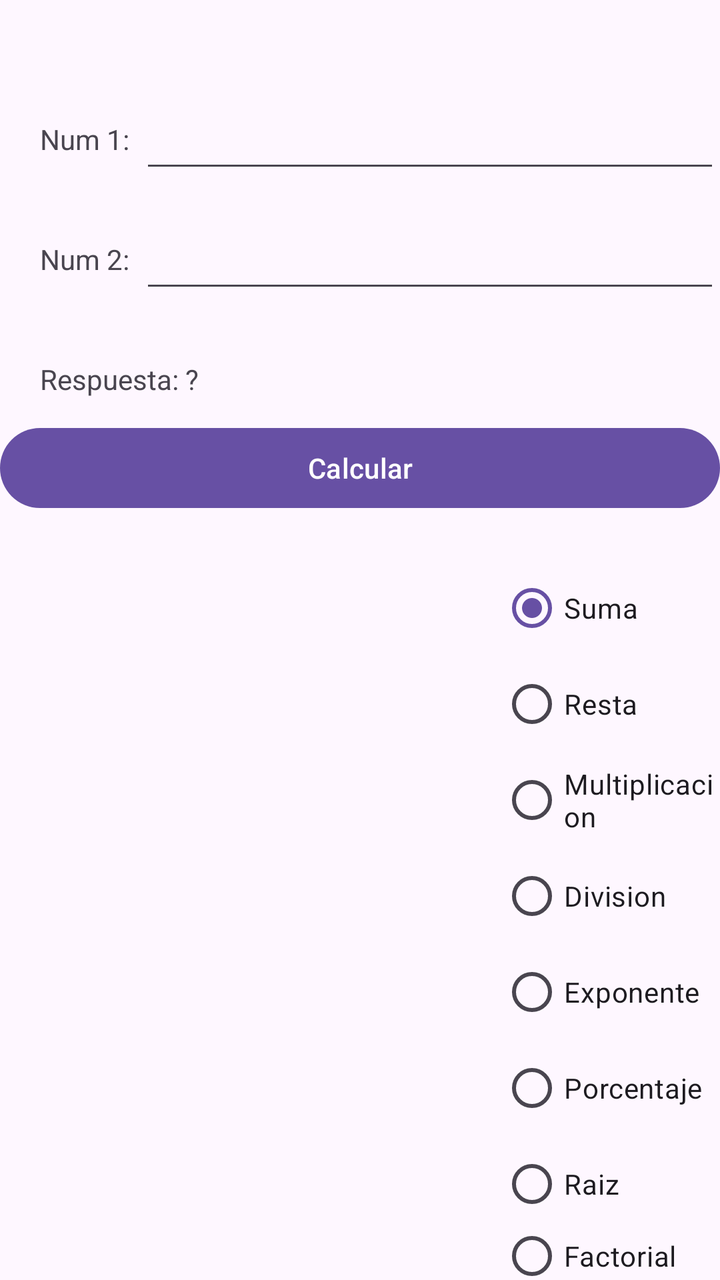
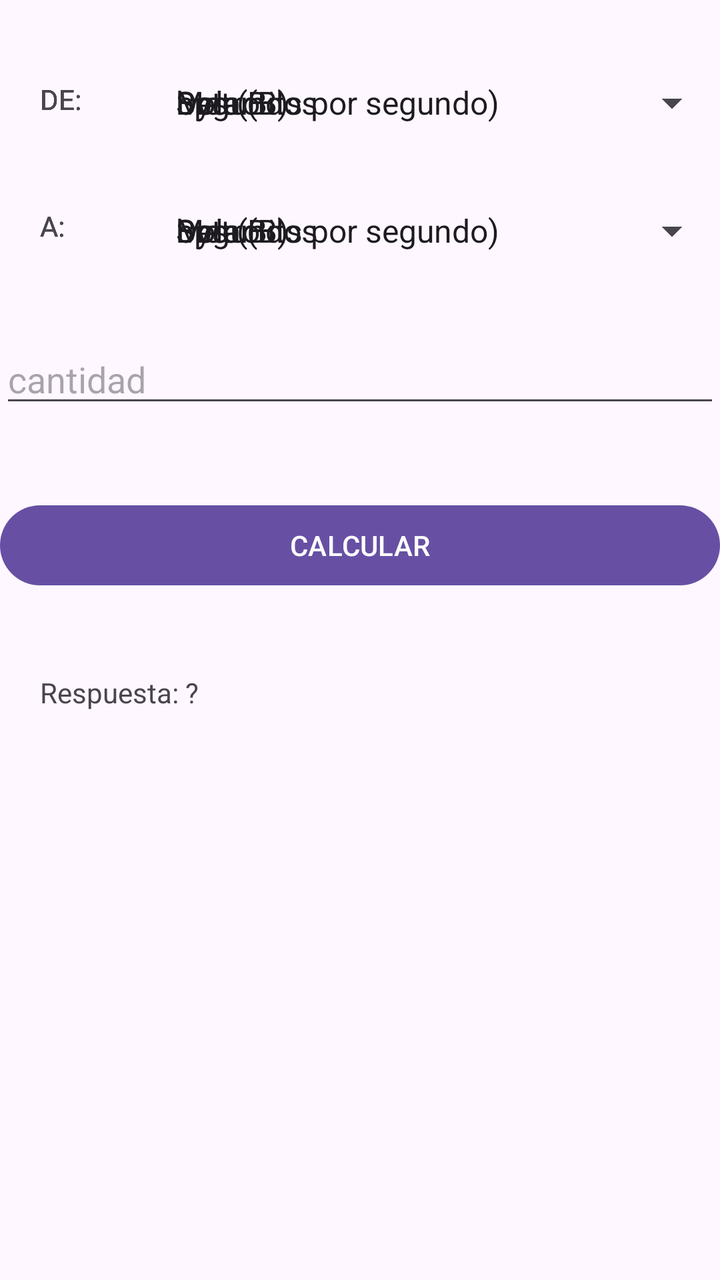

Screens rendered from an Android XML layout before and after an edit, with the pre-edit source and the edit as a unified diff.
<!-- AndroidManifest.xml: application theme Theme.MiPrimeraAplicacion -->
<!-- res/layout/activity_main.xml -->
<?xml version="1.0" encoding="utf-8"?>
<RelativeLayout xmlns:android="http://schemas.android.com/apk/res/android"
    xmlns:app="http://schemas.android.com/apk/res-auto"
    xmlns:tools="http://schemas.android.com/tools"
    android:id="@+id/main"
    android:layout_width="match_parent"
    android:layout_height="match_parent"
    tools:context=".MainActivity">

    <TextView
        android:id="@+id/lblNum1"
        android:layout_marginTop="60dp"
        android:layout_marginLeft="20dp"
        android:text="Num 1: "
        android:layout_width="wrap_content"
        android:layout_height="wrap_content"/>

    <EditText
        android:id="@+id/txtNum1"
        android:layout_marginTop="50dp"
        android:layout_marginLeft="70dp"
        android:layout_width="match_parent"
        android:layout_height="wrap_content"/>

    <TextView
        android:id="@+id/lblRespuesta"
        android:text="Respuesta: ? "
        android:layout_marginTop="180dp"
        android:layout_marginLeft="20dp"
        android:layout_width="wrap_content"
        android:layout_height="wrap_content"/>


    <RadioGroup
        android:id="@+id/rgoOpciones"
        android:layout_width="wrap_content"
        android:layout_height="wrap_content"
        android:layout_marginLeft="250dp"
        android:layout_marginTop="280dp">

        <RadioButton
            android:id="@+id/optSuma"
            android:layout_width="wrap_content"
            android:layout_height="wrap_content"
            android:checked="true"
            android:text="Suma" />

        <RadioButton
            android:id="@+id/optResta"
            android:layout_width="wrap_content"
            android:layout_height="wrap_content"
            android:text="Resta" />

        <RadioButton
            android:id="@+id/optMultiplicacion"
            android:layout_width="wrap_content"
            android:layout_height="wrap_content"
            android:text="Multiplicacion" />

        <RadioButton
            android:id="@+id/optDivision"
            android:layout_width="wrap_content"
            android:layout_height="wrap_content"
            android:text="Division" />

        <RadioButton
            android:id="@+id/optExponente"
            android:text="Exponente"
            android:layout_width="wrap_content"
            android:layout_height="wrap_content"/>

        <RadioButton
            android:id="@+id/optPorcentaje"
            android:text="Porcentaje"
            android:layout_width="wrap_content"
            android:layout_height="wrap_content"/>

        <RadioButton
            android:id="@+id/optRaiz"
            android:text="Raiz"
            android:layout_width="wrap_content"
            android:layout_height="wrap_content"/>

        <RadioButton
            android:id="@+id/optFactorial"
            android:text="Factorial"
            android:layout_width="wrap_content"
            android:layout_height="wrap_content"/>

        <RadioButton
            android:id="@+id/optCubica"
            android:layout_width="wrap_content"
            android:layout_height="wrap_content"
            android:text="Cubica" />
    </RadioGroup>


    <Button
        android:id="@+id/btnCalcular"
        android:layout_marginTop="210dp"
        android:text="Calcular"
        android:layout_width="match_parent"
        android:layout_height="wrap_content"/>

    <TextView
        android:id="@+id/lblNum2"
        android:layout_marginTop="120dp"
        android:layout_marginLeft="20dp"
        android:text="Num 2: "
        android:layout_width="wrap_content"
        android:layout_height="wrap_content"/>

    <EditText
        android:id="@+id/txtNum2"
        android:layout_marginTop="110dp"
        android:layout_marginLeft="70dp"
        android:layout_width="match_parent"
        android:layout_height="wrap_content"/>
</RelativeLayout>
<!-- resources referenced by this layout -->
<resources>
  <style name="Theme.MiPrimeraAplicacion" parent="Base.Theme.MiPrimeraAplicacion" />
  <style name="Base.Theme.MiPrimeraAplicacion" parent="Theme.Material3.DayNight.NoActionBar">
          
          
      </style>
</resources>

<!-- the commit's change to res/layout/activity_main.xml (unified diff, before → after) -->
@@ -1,5 +1,6 @@
 <?xml version="1.0" encoding="utf-8"?>
-<RelativeLayout xmlns:android="http://schemas.android.com/apk/res/android"
+<RelativeLayout
+    xmlns:android="http://schemas.android.com/apk/res/android"
     xmlns:app="http://schemas.android.com/apk/res-auto"
     xmlns:tools="http://schemas.android.com/tools"
     android:id="@+id/main"
@@ -7,113 +8,262 @@
     android:layout_height="match_parent"
     tools:context=".MainActivity">
 
-    <TextView
-        android:id="@+id/lblNum1"
-        android:layout_marginTop="60dp"
-        android:layout_marginLeft="20dp"
-        android:text="Num 1: "
-        android:layout_width="wrap_content"
-        android:layout_height="wrap_content"/>
-
+    <TabHost
+        android:id="@+id/tbhConversor"
+        android:layout_width="match_parent"
+        android:layout_height="wrap_content">
+
+        <LinearLayout
+            android:layout_width="match_parent"
+            android:layout_height="match_parent"
+            android:orientation="vertical">
+
+            <TabWidget
+                android:id="@android:id/tabs"
+                android:layout_width="match_parent"
+                android:layout_height="wrap_content" />
+
+            <FrameLayout
+                android:id="@android:id/tabcontent"
+                android:layout_width="match_parent"
+                android:layout_height="match_parent">
+
+                <RelativeLayout
+                    android:id="@+id/tabMoneda"
+                    android:layout_width="match_parent"
+                    android:layout_height="match_parent"
+                    android:orientation="vertical">
+
+                    <TextView
+                        android:id="@+id/lblDeMonedas"
+                        android:text="DE: "
+                        android:layout_marginTop="40dp"
+                        android:layout_marginLeft="20dp"
+                        android:layout_width="wrap_content"
+                        android:layout_height="wrap_content" />
+
+                    <Spinner
+                        android:entries="@array/moneda"
+                        android:id="@+id/spnDeMonedas"
+                        android:layout_below="@id/lblDeMonedas"
+                        android:layout_marginLeft="80dp"
+                        android:layout_marginTop="-20dp"
+                        android:layout_width="match_parent"
+                        android:layout_height="wrap_content" />
+
+                    <TextView
+                        android:id="@+id/lblAMonedas"
+                        android:text="A: "
+                        android:layout_below="@id/spnDeMonedas"
+                        android:layout_marginTop="40dp"
+                        android:layout_marginLeft="20dp"
+                        android:layout_width="wrap_content"
+                        android:layout_height="wrap_content" />
+
+                    <Spinner
+                        android:entries="@array/moneda"
+                        android:id="@+id/spnAMonedas"
+                        android:layout_below="@id/spnDeMonedas"
+                        android:layout_marginLeft="80dp"
+                        android:layout_marginTop="40dp"
+                        android:layout_width="match_parent"
+                        android:layout_height="wrap_content" />
+                </RelativeLayout>
+
+                <RelativeLayout
+                    android:id="@+id/tabLongitud"
+                    android:layout_width="match_parent"
+                    android:layout_height="match_parent"
+                    android:orientation="vertical">
+
+                    <TextView
+                        android:id="@+id/lblDeLongitud"
+                        android:text="DE: "
+                        android:layout_marginTop="40dp"
+                        android:layout_marginLeft="20dp"
+                        android:layout_width="wrap_content"
+                        android:layout_height="wrap_content" />
+
+                    <Spinner
+                        android:entries="@array/Longitud"
+                        android:id="@+id/spnDeLongitud"
+                        android:layout_below="@id/lblDeLongitud"
+                        android:layout_marginLeft="80dp"
+                        android:layout_marginTop="-20dp"
+                        android:layout_width="match_parent"
+                        android:layout_height="wrap_content" />
+
+                    <TextView
+                        android:id="@+id/lblALongitud"
+                        android:text="A: "
+                        android:layout_below="@id/spnDeLongitud"
+                        android:layout_marginTop="40dp"
+                        android:layout_marginLeft="20dp"
+                        android:layout_width="wrap_content"
+                        android:layout_height="wrap_content" />
+
+                    <Spinner
+                        android:entries="@array/Longitud"
+                        android:id="@+id/spnALongitud"
+                        android:layout_below="@id/spnDeLongitud"
+                        android:layout_marginLeft="80dp"
+                        android:layout_marginTop="40dp"
+                        android:layout_width="match_parent"
+                        android:layout_height="wrap_content" />
+                </RelativeLayout>
+
+                <RelativeLayout
+                    android:id="@+id/tabTiempo"
+                    android:layout_width="match_parent"
+                    android:layout_height="match_parent"
+                    android:orientation="vertical">
+
+                    <TextView
+                        android:id="@+id/lblDeTiempo"
+                        android:text="DE: "
+                        android:layout_marginTop="40dp"
+                        android:layout_marginLeft="20dp"
+                        android:layout_width="wrap_content"
+                        android:layout_height="wrap_content" />
+
+                    <Spinner
+                        android:entries="@array/Tiempo"
+                        android:id="@+id/spnDeTiempo"
+                        android:layout_below="@id/lblDeTiempo"
+                        android:layout_marginLeft="80dp"
+                        android:layout_marginTop="-20dp"
+                        android:layout_width="match_parent"
+                        android:layout_height="wrap_content" />
+
+                    <TextView
+                        android:id="@+id/lblATiempo"
+                        android:text="A: "
+                        android:layout_below="@id/spnDeTiempo"
+                        android:layout_marginTop="40dp"
+                        android:layout_marginLeft="20dp"
+                        android:layout_width="wrap_content"
+                        android:layout_height="wrap_content" />
+
+                    <Spinner
+                        android:entries="@array/Tiempo"
+                        android:id="@+id/spnATiempo"
+                        android:layout_below="@id/spnDeTiempo"
+                        android:layout_marginLeft="80dp"
+                        android:layout_marginTop="40dp"
+                        android:layout_width="match_parent"
+                        android:layout_height="wrap_content" />
+                </RelativeLayout>
+
+                <RelativeLayout
+                    android:id="@+id/tabAlmacenamiento"
+                    android:layout_width="match_parent"
+                    android:layout_height="match_parent"
+                    android:orientation="vertical">
+
+                    <TextView
+                        android:id="@+id/lblDeAlmacenamiento"
+                        android:text="DE: "
+                        android:layout_marginTop="40dp"
+                        android:layout_marginLeft="20dp"
+                        android:layout_width="wrap_content"
+                        android:layout_height="wrap_content" />
+
+                    <Spinner
+                        android:entries="@array/Almacenamiento"
+                        android:id="@+id/spnDeAlmacenamiento"
+                        android:layout_below="@id/lblDeAlmacenamiento"
+                        android:layout_marginLeft="80dp"
+                        android:layout_marginTop="-20dp"
+                        android:layout_width="match_parent"
+                        android:layout_height="wrap_content" />
+
+                    <TextView
+                        android:id="@+id/lblAAlmacenamiento"
+                        android:text="A: "
+                        android:layout_below="@id/spnDeAlmacenamiento"
+                        android:layout_marginTop="40dp"
+                        android:layout_marginLeft="20dp"
+                        android:layout_width="wrap_content"
+                        android:layout_height="wrap_content" />
+
+                    <Spinner
+                        android:entries="@array/Almacenamiento"
+                        android:id="@+id/spnAAlmacenamiento"
+                        android:layout_below="@id/spnDeAlmacenamiento"
+                        android:layout_marginLeft="80dp"
+                        android:layout_marginTop="40dp"
+                        android:layout_width="match_parent"
+                        android:layout_height="wrap_content" />
+                </RelativeLayout>
+
+                <RelativeLayout
+                    android:id="@+id/tabTransferencia"
+                    android:layout_width="match_parent"
+                    android:layout_height="match_parent"
+                    android:orientation="vertical">
+
+                    <TextView
+                        android:id="@+id/lblDeTransferencia"
+                        android:text="DE: "
+                        android:layout_marginTop="40dp"
+                        android:layout_marginLeft="20dp"
+                        android:layout_width="wrap_content"
+                        android:layout_height="wrap_content" />
+
+                    <Spinner
+                        android:entries="@array/transferencia"
+                        android:id="@+id/spnDeTransferencia"
+                        android:layout_below="@id/lblDeTransferencia"
+                        android:layout_marginLeft="80dp"
+                        android:layout_marginTop="-20dp"
+                        android:layout_width="match_parent"
+                        android:layout_height="wrap_content" />
+
+                    <TextView
+                        android:id="@+id/lblATransferencia"
+                        android:text="A: "
+                        android:layout_below="@id/spnDeTransferencia"
+                        android:layout_marginTop="40dp"
+                        android:layout_marginLeft="20dp"
+                        android:layout_width="wrap_content"
+                        android:layout_height="wrap_content" />
+
+                    <Spinner
+                        android:entries="@array/transferencia"
+                        android:id="@+id/spnATransferencia"
+                        android:layout_below="@id/spnDeTransferencia"
+                        android:layout_marginLeft="80dp"
+                        android:layout_marginTop="40dp"
+                        android:layout_width="match_parent"
+                        android:layout_height="wrap_content" />
+                </RelativeLayout>
+
+            </FrameLayout>
+        </LinearLayout>
+    </TabHost>
     <EditText
-        android:id="@+id/txtNum1"
-        android:layout_marginTop="50dp"
-        android:layout_marginLeft="70dp"
+        android:id="@+id/textCantidad"
+        android:hint="cantidad"
+        android:layout_below="@id/tbhConversor"
+        android:layout_marginTop="40dp"
         android:layout_width="match_parent"
-        android:layout_height="wrap_content"/>
+        android:layout_height="wrap_content" />
+
+    <Button
+        android:id="@+id/btnCalcular"
+        android:text="CALCULAR"
+        android:layout_below="@id/textCantidad"
+        android:layout_marginTop="40dp"
+        android:layout_width="match_parent"
+        android:layout_height="wrap_content" />
 
     <TextView
         android:id="@+id/lblRespuesta"
-        android:text="Respuesta: ? "
-        android:layout_marginTop="180dp"
+        android:text="Respuesta: ?"
+        android:layout_below="@id/btnCalcular"
+        android:layout_marginTop="40dp"
         android:layout_marginLeft="20dp"
         android:layout_width="wrap_content"
-        android:layout_height="wrap_content"/>
-
-
-    <RadioGroup
-        android:id="@+id/rgoOpciones"
-        android:layout_width="wrap_content"
-        android:layout_height="wrap_content"
-        android:layout_marginLeft="250dp"
-        android:layout_marginTop="280dp">
-
-        <RadioButton
-            android:id="@+id/optSuma"
-            android:layout_width="wrap_content"
-            android:layout_height="wrap_content"
-            android:checked="true"
-            android:text="Suma" />
-
-        <RadioButton
-            android:id="@+id/optResta"
-            android:layout_width="wrap_content"
-            android:layout_height="wrap_content"
-            android:text="Resta" />
-
-        <RadioButton
-            android:id="@+id/optMultiplicacion"
-            android:layout_width="wrap_content"
-            android:layout_height="wrap_content"
-            android:text="Multiplicacion" />
-
-        <RadioButton
-            android:id="@+id/optDivision"
-            android:layout_width="wrap_content"
-            android:layout_height="wrap_content"
-            android:text="Division" />
-
-        <RadioButton
-            android:id="@+id/optExponente"
-            android:text="Exponente"
-            android:layout_width="wrap_content"
-            android:layout_height="wrap_content"/>
-
-        <RadioButton
-            android:id="@+id/optPorcentaje"
-            android:text="Porcentaje"
-            android:layout_width="wrap_content"
-            android:layout_height="wrap_content"/>
-
-        <RadioButton
-            android:id="@+id/optRaiz"
-            android:text="Raiz"
-            android:layout_width="wrap_content"
-            android:layout_height="wrap_content"/>
-
-        <RadioButton
-            android:id="@+id/optFactorial"
-            android:text="Factorial"
-            android:layout_width="wrap_content"
-            android:layout_height="wrap_content"/>
-
-        <RadioButton
-            android:id="@+id/optCubica"
-            android:layout_width="wrap_content"
-            android:layout_height="wrap_content"
-            android:text="Cubica" />
-    </RadioGroup>
-
-
-    <Button
-        android:id="@+id/btnCalcular"
-        android:layout_marginTop="210dp"
-        android:text="Calcular"
-        android:layout_width="match_parent"
-        android:layout_height="wrap_content"/>
-
-    <TextView
-        android:id="@+id/lblNum2"
-        android:layout_marginTop="120dp"
-        android:layout_marginLeft="20dp"
-        android:text="Num 2: "
-        android:layout_width="wrap_content"
-        android:layout_height="wrap_content"/>
-
-    <EditText
-        android:id="@+id/txtNum2"
-        android:layout_marginTop="110dp"
-        android:layout_marginLeft="70dp"
-        android:layout_width="match_parent"
-        android:layout_height="wrap_content"/>
+        android:layout_height="wrap_content" />
+
 </RelativeLayout>
<!-- resource entries referenced after the edit -->
@@ -1,5 +1,48 @@
 <!-- resources referenced by this layout -->
 <resources>
+  <string-array name="Almacenamiento">
+          <item>Byte (B)</item>
+          <item>Kilobyte (KB)</item>
+          <item>Megabyte (MB)</item>
+          <item>Gigabyte (GB)</item>
+          <item>Terabyte (TB)</item>
+          <item>Petabyte (PB)</item>
+      </string-array>
+  <string-array name="Longitud">
+          <item>Metro</item>
+          <item>Kilómetro</item>
+          <item>Centímetro</item>
+          <item>Milímetro</item>
+          <item>Pulgada</item>
+          <item>Pie</item>
+          <item>Yarda</item>
+          <item>Milla</item>
+      </string-array>
+  <string-array name="Tiempo">
+          <item>Segundos</item>
+          <item>Minutos</item>
+          <item>Horas</item>
+          <item>Días</item>
+          <item>Semanas</item>
+          <item>Meses</item>
+          <item>Años</item>
+      </string-array>
+  <string-array name="moneda">
+          <item>Dolar</item>
+          <item>Euro</item>
+          <item>Quetzalez</item>
+          <item>Lempiras</item>
+          <item>Cordobas</item>
+          <item>Colon CR</item>
+          <item>Colon SV</item>
+      </string-array>
+  <string-array name="transferencia">
+          <item>bps (Bits por segundo)</item>
+          <item>Kbps (Kilobits por segundo)</item>
+          <item>Mbps (Megabits por segundo)</item>
+          <item>Gbps (Gigabits por segundo)</item>
+          <item>Tbps (Terabits por segundo)</item>
+      </string-array>
   <style name="Theme.MiPrimeraAplicacion" parent="Base.Theme.MiPrimeraAplicacion" />
   <style name="Base.Theme.MiPrimeraAplicacion" parent="Theme.Material3.DayNight.NoActionBar">
           
